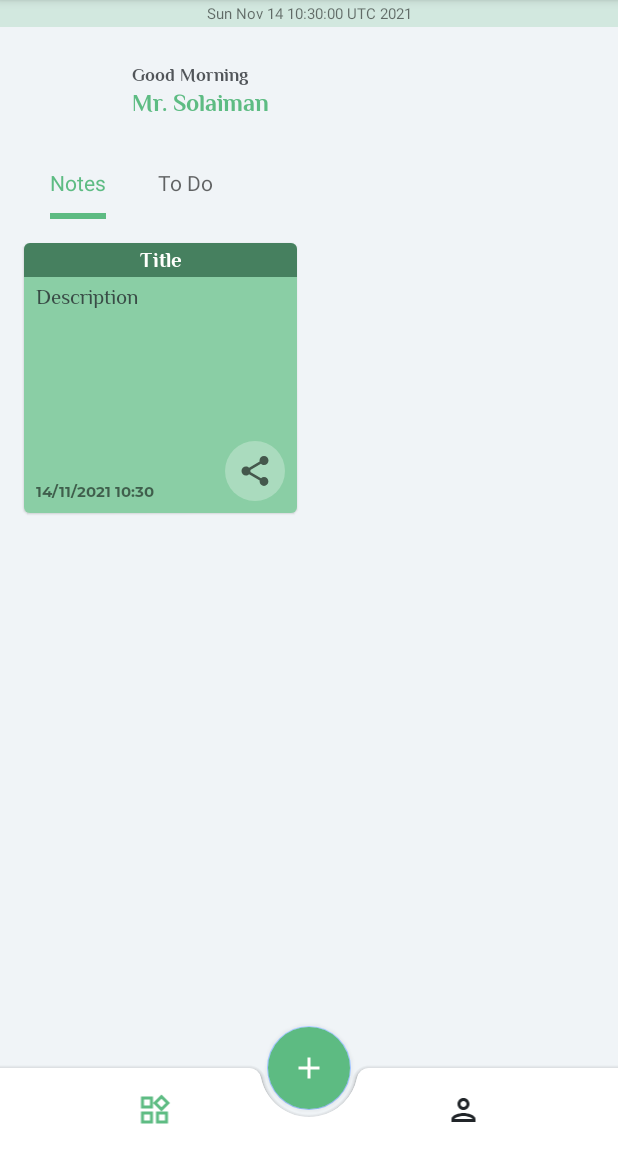
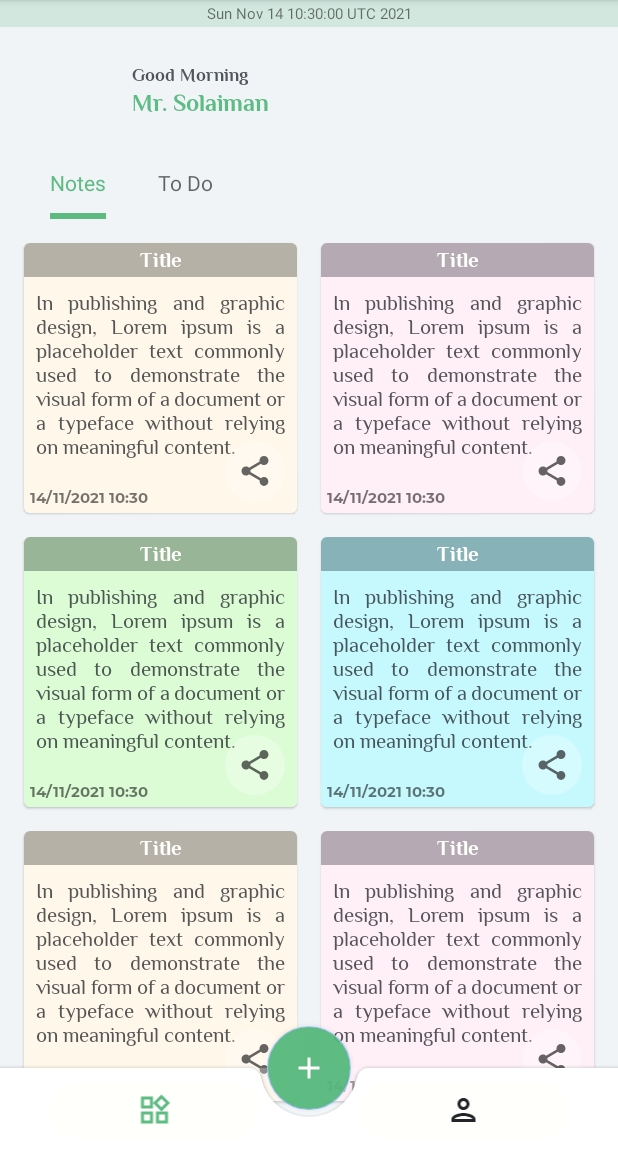
Before and after one commit to smensulaiman/Sticky-Note, an Android app: the screen it shows after launch (MainActivity), on a phone screen of 412 x 824 dp, the part 84-1236 px from its top. Run offline under Robolectric (Android 15) with nearby library versions, the phone set to English and light mode, and no system bars; our stand-ins replace ButterKnife, Room's generated code; libraries missing offline, so code that uses them is left out: com.daimajia.androidanimations, com.facebook.drawee; plain views replace SimpleDraweeView; pictures from the network do not load; 3 statements that could not run were skipped.

Commit message:
Design Brush Up

```diff
--- a/app/src/main/java/com/suffixit/stickynote/adapter/NoteAdapter.java
+++ b/app/src/main/java/com/suffixit/stickynote/adapter/NoteAdapter.java
@@ -56,7 +56,7 @@ public class NoteAdapter extends RecyclerView.Adapter<NoteAdapter.NoteViewHolder
         holder.txtNoteDescription.setText(note.getDescription());
         holder.dateTime.setText(new SimpleDateFormat("dd/MM/yyyy hh:mm").format(new Date(note.getNoteCreatedAt())));
 
-        holder.itemView.setOnLongClickListener(v -> {
+        holder.container.setOnLongClickListener(v -> {
             if (holder.layoutDelete.getVisibility() != View.VISIBLE) {
                 holder.layoutDelete.setVisibility(View.VISIBLE);
 
--- a/app/src/main/java/com/suffixit/stickynote/database/NoteDatabase.java
+++ b/app/src/main/java/com/suffixit/stickynote/database/NoteDatabase.java
@@ -54,7 +54,18 @@ public abstract class NoteDatabase extends RoomDatabase {
 
         @Override
         protected Void doInBackground(Void... voids) {
-            noteDao.insetNote(new Note("Title", "Description", 0, R.color.color_green, System.currentTimeMillis()));
+            noteDao.insetNote(new Note("Title", "In publishing and graphic design, Lorem ipsum is a placeholder text commonly used to demonstrate the visual form of a document or a typeface without relying on meaningful content.", 0, R.color.color_yellow_light, System.currentTimeMillis()));
+            noteDao.insetNote(new Note("Title", "In publishing and graphic design, Lorem ipsum is a placeholder text commonly used to demonstrate the visual form of a document or a typeface without relying on meaningful content.", 0, R.color.color_pink_light, System.currentTimeMillis()));
+            noteDao.insetNote(new Note("Title", "In publishing and graphic design, Lorem ipsum is a placeholder text commonly used to demonstrate the visual form of a document or a typeface without relying on meaningful content.", 0, R.color.color_green_light, System.currentTimeMillis()));
+            noteDao.insetNote(new Note("Title", "In publishing and graphic design, Lorem ipsum is a placeholder text commonly used to demonstrate the visual form of a document or a typeface without relying on meaningful content.", 0, R.color.color_sky_light, System.currentTimeMillis()));
+            noteDao.insetNote(new Note("Title", "In publishing and graphic design, Lorem ipsum is a placeholder text commonly used to demonstrate the visual form of a document or a typeface without relying on meaningful content.", 0, R.color.color_yellow_light, System.currentTimeMillis()));
+            noteDao.insetNote(new Note("Title", "In publishing and graphic design, Lorem ipsum is a placeholder text commonly used to demonstrate the visual form of a document or a typeface without relying on meaningful content.", 0, R.color.color_pink_light, System.currentTimeMillis()));
+            noteDao.insetNote(new Note("Title", "In publishing and graphic design, Lorem ipsum is a placeholder text commonly used to demonstrate the visual form of a document or a typeface without relying on meaningful content.", 0, R.color.color_green_light, System.currentTimeMillis()));
+            noteDao.insetNote(new Note("Title", "In publishing and graphic design, Lorem ipsum is a placeholder text commonly used to demonstrate the visual form of a document or a typeface without relying on meaningful content.", 0, R.color.color_sky_light, System.currentTimeMillis()));
+            noteDao.insetNote(new Note("Title", "In publishing and graphic design, Lorem ipsum is a placeholder text commonly used to demonstrate the visual form of a document or a typeface without relying on meaningful content.", 0, R.color.color_yellow_light, System.currentTimeMillis()));
+            noteDao.insetNote(new Note("Title", "In publishing and graphic design, Lorem ipsum is a placeholder text commonly used to demonstrate the visual form of a document or a typeface without relying on meaningful content.", 0, R.color.color_pink_light, System.currentTimeMillis()));
+            noteDao.insetNote(new Note("Title", "In publishing and graphic design, Lorem ipsum is a placeholder text commonly used to demonstrate the visual form of a document or a typeface without relying on meaningful content.", 0, R.color.color_green_light, System.currentTimeMillis()));
+            noteDao.insetNote(new Note("Title", "In publishing and graphic design, Lorem ipsum is a placeholder text commonly used to demonstrate the visual form of a document or a typeface without relying on meaningful content.", 0, R.color.color_sky_light, System.currentTimeMillis()));
             categoryDao.insetCategory(new CategoryModel("Contact Info", R.drawable.ic_phone, ""));
             categoryDao.insetCategory(new CategoryModel("Expense Info", R.drawable.ic_expense, ""));
             categoryDao.insetCategory(new CategoryModel("Password Info", R.drawable.ic_security, ""));
--- a/app/src/main/res/drawable/green_ripple.xml
+++ b/app/src/main/res/drawable/green_ripple.xml
@@ -1,9 +1,11 @@
 <?xml version="1.0" encoding="utf-8"?>
 <ripple xmlns:android="http://schemas.android.com/apk/res/android"
-    android:color="@color/color_green_light">
-    <item android:id="@android:id/mask">
+    android:color="@color/color_green">
+    <item>
         <shape android:shape="rectangle">
-            <solid android:color="#f816a463" />
+            <solid android:color="@color/white" />
+            <stroke android:color="@color/color_transparent" android:width="1dp"/>
+            <corners android:radius="25dp"/>
         </shape>
     </item>
 </ripple>
--- a/app/src/main/res/layout/activity_main.xml
+++ b/app/src/main/res/layout/activity_main.xml
@@ -9,8 +9,7 @@
 
     <androidx.constraintlayout.widget.ConstraintLayout
         android:layout_width="match_parent"
-        android:layout_height="match_parent"
-        android:layout_marginBottom="?attr/actionBarSize">
+        android:layout_height="match_parent">
 
         <com.google.android.material.appbar.AppBarLayout
             android:id="@+id/toolbarContainer"
@@ -84,7 +83,7 @@
             app:layout_constraintTop_toBottomOf="@+id/imageView"
             tools:itemCount="2"
             android:paddingHorizontal="8dp"
-            tools:listitem="@layout/note_item" />
+            tools:listitem="@layout/note_item"/>
 
     </androidx.constraintlayout.widget.ConstraintLayout>
 
@@ -102,6 +101,7 @@
             android:layout_width="match_parent"
             android:layout_height="?attr/actionBarSize"
             android:weightSum="2"
+            android:background="@color/color_transparent"
             android:gravity="center">
 
             <ImageView
@@ -110,7 +110,9 @@
                 android:layout_height="match_parent"
                 android:src="@drawable/ic_widgets"
                 android:layout_weight="1"
-                android:padding="16dp"
+                android:padding="8dp"
+                android:layout_marginHorizontal="32dp"
+                android:layout_marginVertical="8dp"
                 android:clickable="true"
                 android:background="@drawable/green_ripple" />
 
@@ -120,7 +122,9 @@
                 android:layout_height="match_parent"
                 android:src="@drawable/ic_person"
                 android:layout_weight="1"
-                android:padding="16dp"
+                android:padding="8dp"
+                android:layout_marginHorizontal="32dp"
+                android:layout_marginVertical="8dp"
                 android:clickable="true"
                 android:background="@drawable/green_ripple" />
 
--- a/app/src/main/res/layout/fragment_notes.xml
+++ b/app/src/main/res/layout/fragment_notes.xml
@@ -1,5 +1,6 @@
 <?xml version="1.0" encoding="utf-8"?>
-<FrameLayout xmlns:android="http://schemas.android.com/apk/res/android"
+<androidx.core.widget.NestedScrollView
+    xmlns:android="http://schemas.android.com/apk/res/android"
     xmlns:tools="http://schemas.android.com/tools"
     android:layout_width="match_parent"
     android:layout_height="match_parent"
@@ -13,6 +14,7 @@
         tools:listitem="@layout/note_item"
         app:layoutManager="androidx.recyclerview.widget.GridLayoutManager"
         app:spanCount="2"
-        tools:itemCount="4"/>
+        tools:itemCount="4"
+        android:paddingBottom="?attr/actionBarSize"/>
 
-</FrameLayout>
+</androidx.core.widget.NestedScrollView>
--- a/app/src/main/res/layout/note_item.xml
+++ b/app/src/main/res/layout/note_item.xml
@@ -4,7 +4,7 @@
     android:layout_width="match_parent"
     android:layout_height="180dp"
     android:layout_margin="8dp"
-    android:clickable="true"
+    android:clickable="false"
     android:elevation="2dp"
     app:cardCornerRadius="4dp">
 
@@ -38,12 +38,12 @@
             android:layout_height="0dp"
             android:layout_below="@id/txtNoteTitle"
             android:background="@color/color_transparent"
+            android:foreground="?attr/selectableItemBackgroundBorderless"
             android:ellipsize="end"
             android:fontFamily="@font/philosopher_regular"
             android:justificationMode="inter_word"
-            android:maxLines="5"
-            android:paddingLeft="8dp"
-            android:paddingTop="4dp"
+            android:maxLines="7"
+            android:padding="8dp"
             android:text="Description"
             android:textColor="@color/color_black_light"
             android:textSize="14sp"
@@ -58,10 +58,9 @@
             android:layout_height="wrap_content"
             android:background="@color/color_transparent"
             android:fontFamily="@font/montserrat_bold"
-            android:padding="8dp"
+            android:padding="4dp"
             android:text="12/12/12"
             android:textSize="10sp"
-            android:textStyle="bold"
             app:layout_constraintBottom_toBottomOf="parent" />
 
         <ImageView
@@ -71,6 +70,7 @@
             android:layout_margin="8dp"
             android:background="@drawable/round_background"
             android:padding="8dp"
+            android:clickable="true"
             android:src="@drawable/ic_share"
             app:layout_constraintBottom_toBottomOf="parent"
             app:layout_constraintEnd_toEndOf="@+id/txtNoteDescription" />
--- a/app/src/main/res/values/colors.xml
+++ b/app/src/main/res/values/colors.xml
@@ -6,23 +6,26 @@
     <color name="white">#fffffc</color>
     <color name="black">#212529</color>
     <color name="color_black_light">#C4212529</color>
-    <color name="color_black_transparent">#65212529</color>
+    <color name="color_black_transparent">#65444A50</color>
     <color name="color_accent">#FF03DAC5</color>
 
+    <color name="color_green_transparent">#3152B77A</color>
+    <color name="color_green_light">#CFFBC6</color>
     <color name="color_green">#ED52B77A</color>
-    <color name="color_green_transparent">#3152B77A</color>
+    <color name="color_green_dark">#f816a463</color>
+
+    <color name="color_red_light">#ffadad</color>
+    <color name="color_red">#F3E63946</color>
     <color name="color_red_dark">#e63946</color>
-    <color name="color_red">#F3E63946</color>
-    <color name="color_red_light">#ffadad</color>
-    <color name="color_sky_light">#9bf6ff</color>
+
+    <color name="color_sky_light">#B0F6FD</color>
+
     <color name="color_yellow">#FFD53B</color>
+    <color name="color_yellow_light">#FFF4E0</color>
     <color name="color_red_yellow">#ffd6a5</color>
-    <color name="color_pink_light">#ffc6ff</color>
+    <color name="color_pink_light">#FFE9F4</color>
     <color name="color_blue_light">#a0c4ff</color>
     <color name="color_background">#F0F4F7</color>
-    <color name="color_green_light">#caffbf</color>
-    <color name="color_yellow_light">#fdffb6</color>
-    <color name="color_green_dark">#EB40915E</color>
     <color name="color_purple_light">#bdb2ff</color>
     <color name="color_transparent">#45FFFFFF</color>
 
```
